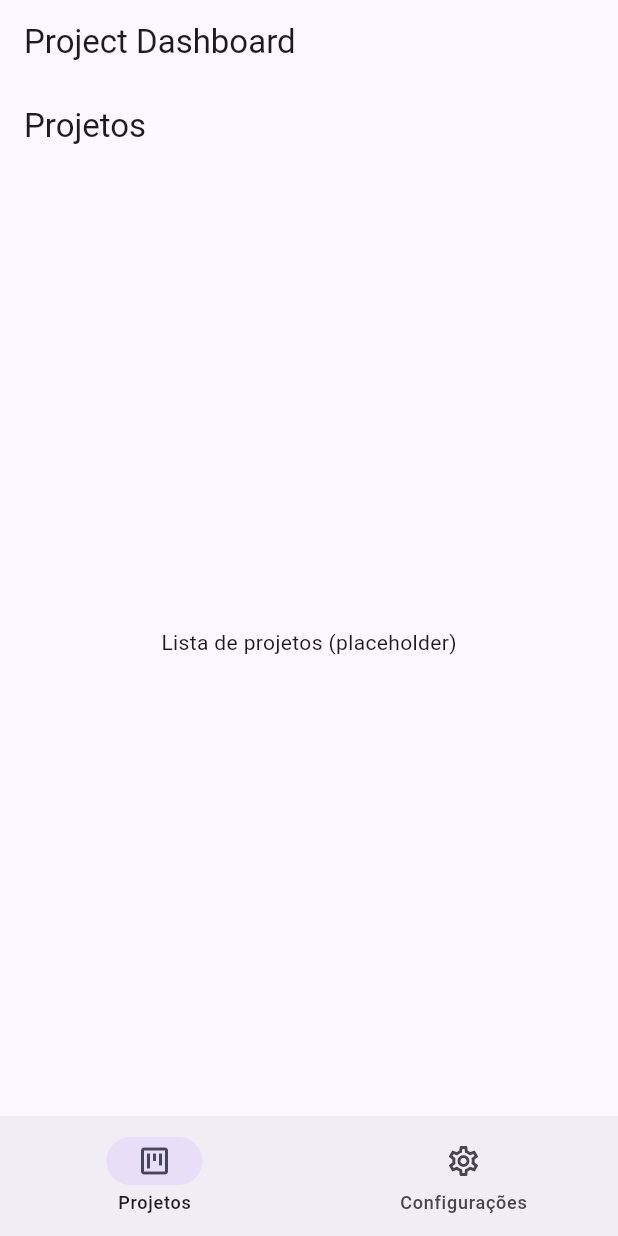
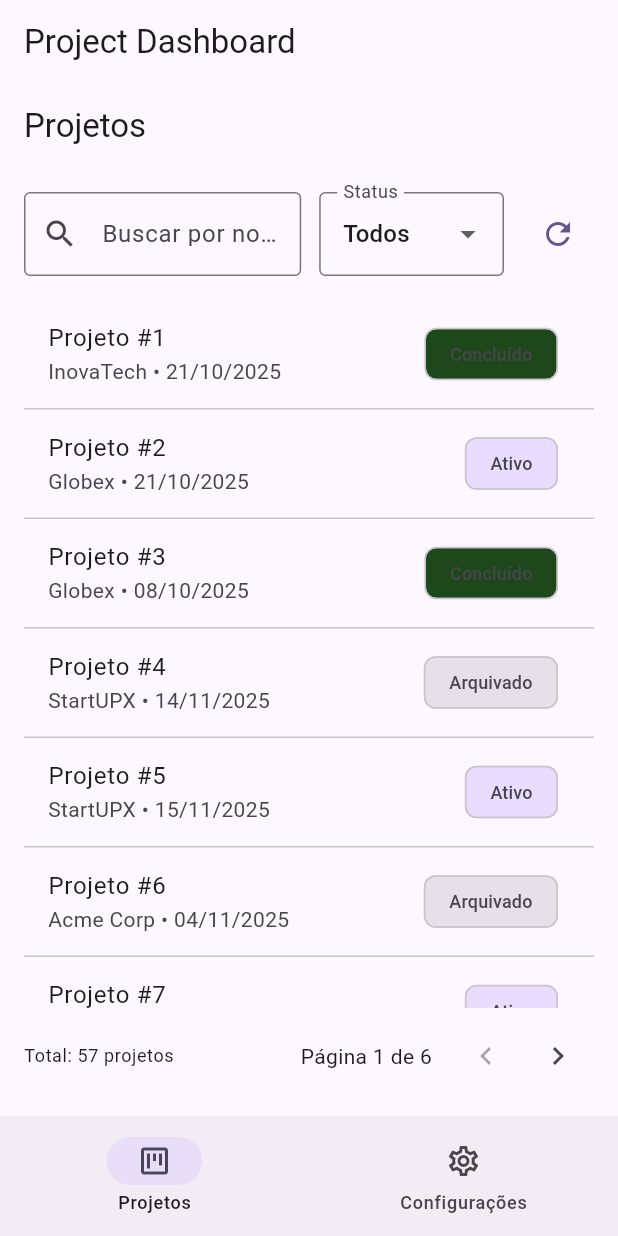
Before and after one commit to Biguelini/gestao-de-projetos-flutter, a Flutter app: the ProjectsListPage screen opened by its route, on a phone screen of 412 x 824 dp. Run offline on Flutter 3.47's test engine with Material 3 defaults, Android fonts, the phone set to English and light mode, and no system bars; our stand-ins replace go_router, shared_preferences; accounts and stored records are empty.

Commit message:
feat: implementing project list

```diff
--- a/lib/data/models/project_model.dart
+++ b/lib/data/models/project_model.dart
@@ -0,0 +1,36 @@
+class ProjectStatus {
+  static const active = 'active';
+  static const completed = 'completed';
+  static const archived = 'archived';
+
+  static const all = [active, completed, archived];
+
+  static String label(String status) {
+    switch (status) {
+      case active:
+        return 'Ativo';
+      case completed:
+        return 'Concluído';
+      case archived:
+        return 'Arquivado';
+      default:
+        return status;
+    }
+  }
+}
+
+class ProjectModel {
+  final int id;
+  final String name;
+  final String client;
+  final String status;
+  final DateTime createdAt;
+
+  ProjectModel({
+    required this.id,
+    required this.name,
+    required this.client,
+    required this.status,
+    required this.createdAt,
+  });
+}
--- a/lib/data/services/project_service.dart
+++ b/lib/data/services/project_service.dart
@@ -0,0 +1,95 @@
+import 'dart:math';
+
+import '../models/project_model.dart';
+
+class PagedResult<T> {
+  final List<T> items;
+  final int totalCount;
+  final int page;
+  final int pageSize;
+
+  PagedResult({
+    required this.items,
+    required this.totalCount,
+    required this.page,
+    required this.pageSize,
+  });
+}
+
+class ProjectService {
+  final List<ProjectModel> _allProjects = [];
+
+  ProjectService() {
+    _seedFakeData();
+  }
+
+  void _seedFakeData() {
+    if (_allProjects.isNotEmpty) return;
+
+    final random = Random();
+    final clients = [
+      'Acme Corp',
+      'Globex',
+      'InovaTech',
+      'StartUPX',
+      'Loja do Zé',
+    ];
+
+    for (int i = 1; i <= 57; i++) {
+      final statusIndex = random.nextInt(3);
+      final status = ProjectStatus.all[statusIndex];
+      final client = clients[random.nextInt(clients.length)];
+
+      _allProjects.add(
+        ProjectModel(
+          id: i,
+          name: 'Projeto #$i',
+          client: client,
+          status: status,
+          createdAt: DateTime.now().subtract(
+            Duration(days: random.nextInt(120)),
+          ),
+        ),
+      );
+    }
+  }
+
+  Future<PagedResult<ProjectModel>> fetchProjects({
+    required int page,
+    required int pageSize,
+    String? search,
+    String? status,
+  }) async {
+    await Future.delayed(const Duration(milliseconds: 500));
+
+    Iterable<ProjectModel> filtered = _allProjects;
+
+    if (search != null && search.trim().isNotEmpty) {
+      final term = search.trim().toLowerCase();
+      filtered = filtered.where(
+        (p) =>
+            p.name.toLowerCase().contains(term) ||
+            p.client.toLowerCase().contains(term),
+      );
+    }
+
+    if (status != null && status.isNotEmpty) {
+      filtered = filtered.where((p) => p.status == status);
+    }
+
+    final total = filtered.length;
+    final startIndex = (page - 1) * pageSize;
+    final endIndex = min(startIndex + pageSize, total);
+
+    final items = startIndex >= total
+        ? <ProjectModel>[]
+        : filtered.toList().sublist(startIndex, endIndex);
+
+    return PagedResult<ProjectModel>(
+      items: items,
+      totalCount: total,
+      page: page,
+      pageSize: pageSize,
+    );
+  }
+}
--- a/lib/main.dart
+++ b/lib/main.dart
@@ -1,5 +1,6 @@
 import 'package:flutter/material.dart';
 import 'package:gestao_projetos/core/theme/app_theme.dart';
+import 'package:gestao_projetos/data/services/project_service.dart';
 import 'package:provider/provider.dart';
 
 import 'url_strategy.dart';
@@ -17,6 +18,8 @@ void main() {
         ChangeNotifierProvider<AuthState>(
           create: (context) => AuthState(context.read<AuthService>()),
         ),
+
+        Provider<ProjectService>(create: (_) => ProjectService()),
       ],
       child: const MyApp(),
     ),
--- a/lib/presentation/pages/projects/projects_list_page.dart
+++ b/lib/presentation/pages/projects/projects_list_page.dart
@@ -1,18 +1,221 @@
 import 'package:flutter/material.dart';
+import 'package:provider/provider.dart';
+
+import '../../../data/models/project_model.dart';
+import '../../../data/services/project_service.dart';
+import '../../viewmodels/project_list_viewmodel.dart';
 
 class ProjectsListPage extends StatelessWidget {
   const ProjectsListPage({super.key});
 
   @override
   Widget build(BuildContext context) {
-    return Scaffold(
-      appBar: AppBar(
-        title: const Text('Projetos'),
-        automaticallyImplyLeading: false,
-      ),
-      body: const Center(
-        child: Text('Lista de projetos (placeholder)'),
+    final colorScheme = Theme.of(context).colorScheme;
+
+    return ChangeNotifierProvider<ProjectListViewModel>(
+      create: (context) => ProjectListViewModel(context.read<ProjectService>()),
+      child: Scaffold(
+        appBar: AppBar(
+          title: const Text('Projetos'),
+          automaticallyImplyLeading: false,
+        ),
+        body: Padding(
+          padding: const EdgeInsets.all(16),
+          child: Column(
+            children: [
+              _FiltersBar(colorScheme: colorScheme),
+              const SizedBox(height: 16),
+              const Expanded(child: _ProjectList()),
+              const SizedBox(height: 8),
+              const _PaginationBar(),
+            ],
+          ),
+        ),
       ),
     );
   }
 }
+
+class _FiltersBar extends StatelessWidget {
+  final ColorScheme colorScheme;
+
+  const _FiltersBar({required this.colorScheme});
+
+  @override
+  Widget build(BuildContext context) {
+    final vm = context.watch<ProjectListViewModel>();
+
+    return Row(
+      children: [
+        Expanded(
+          flex: 3,
+          child: TextField(
+            decoration: const InputDecoration(
+              labelText: 'Buscar por nome ou cliente',
+              prefixIcon: Icon(Icons.search),
+            ),
+            onChanged: vm.updateSearch,
+          ),
+        ),
+        const SizedBox(width: 12),
+
+        Expanded(
+          flex: 2,
+          child: DropdownButtonFormField<String?>(
+            value: vm.statusFilter,
+            decoration: const InputDecoration(labelText: 'Status'),
+            isExpanded: true,
+            items: [
+              const DropdownMenuItem<String?>(
+                value: null,
+                child: Text('Todos'),
+              ),
+              ...ProjectStatus.all.map(
+                (status) => DropdownMenuItem<String?>(
+                  value: status,
+                  child: Text(ProjectStatus.label(status)),
+                ),
+              ),
+            ],
+            onChanged: vm.updateStatusFilter,
+          ),
+        ),
+
+        const SizedBox(width: 12),
+
+        IconButton(
+          tooltip: 'Recarregar',
+          onPressed: vm.isLoading ? null : () => vm.refresh(),
+          icon: vm.isLoading
+              ? const SizedBox(
+                  width: 18,
+                  height: 18,
+                  child: CircularProgressIndicator(strokeWidth: 2),
+                )
+              : Icon(Icons.refresh, color: colorScheme.primary),
+        ),
+      ],
+    );
+  }
+}
+
+class _ProjectList extends StatelessWidget {
+  const _ProjectList();
+
+  @override
+  Widget build(BuildContext context) {
+    final vm = context.watch<ProjectListViewModel>();
+    final projects = vm.projects;
+
+    if (vm.isLoading && projects.isEmpty) {
+      return const Center(child: CircularProgressIndicator());
+    }
+
+    if (vm.error != null) {
+      return Center(
+        child: Column(
+          mainAxisSize: MainAxisSize.min,
+          children: [
+            Text(vm.error!),
+            const SizedBox(height: 8),
+            FilledButton(
+              onPressed: vm.refresh,
+              child: const Text('Tentar novamente'),
+            ),
+          ],
+        ),
+      );
+    }
+
+    if (projects.isEmpty) {
+      return const Center(child: Text('Nenhum projeto encontrado'));
+    }
+
+    return ListView.separated(
+      itemCount: projects.length,
+      separatorBuilder: (_, __) => const Divider(height: 1),
+      itemBuilder: (context, index) {
+        final project = projects[index];
+        return _ProjectTile(project: project);
+      },
+    );
+  }
+}
+
+class _ProjectTile extends StatelessWidget {
+  final ProjectModel project;
+
+  const _ProjectTile({required this.project});
+
+  @override
+  Widget build(BuildContext context) {
+    final colorScheme = Theme.of(context).colorScheme;
+
+    return ListTile(
+      title: Text(project.name),
+      subtitle: Text(
+        '${project.client} • '
+        '${_formatDate(project.createdAt)}',
+      ),
+      trailing: Chip(
+        label: Text(
+          ProjectStatus.label(project.status),
+          style: const TextStyle(fontSize: 12),
+        ),
+        backgroundColor: _statusColor(project.status, colorScheme),
+      ),
+    );
+  }
+
+  String _formatDate(DateTime date) {
+    return '${date.day.toString().padLeft(2, '0')}/'
+        '${date.month.toString().padLeft(2, '0')}/'
+        '${date.year}';
+  }
+
+  Color _statusColor(String status, ColorScheme cs) {
+    switch (status) {
+      case ProjectStatus.active:
+        return cs.primaryContainer;
+      case ProjectStatus.completed:
+        return const Color.fromARGB(255, 30, 71, 28);
+      case ProjectStatus.archived:
+        return cs.surfaceContainerHighest;
+      default:
+        return cs.surfaceContainerHighest;
+    }
+  }
+}
+
+class _PaginationBar extends StatelessWidget {
+  const _PaginationBar();
+
+  @override
+  Widget build(BuildContext context) {
+    final vm = context.watch<ProjectListViewModel>();
+
+    return Row(
+      mainAxisAlignment: MainAxisAlignment.spaceBetween,
+      children: [
+        Text(
+          'Total: ${vm.totalCount} projetos',
+          style: Theme.of(context).textTheme.bodySmall,
+        ),
+        Row(
+          children: [
+            Text('Página ${vm.page} de ${vm.totalPages}'),
+            const SizedBox(width: 12),
+            IconButton(
+              onPressed: vm.hasPrevPage ? vm.goToPrevPage : null,
+              icon: const Icon(Icons.chevron_left),
+            ),
+            IconButton(
+              onPressed: vm.hasNextPage ? vm.goToNextPage : null,
+              icon: const Icon(Icons.chevron_right),
+            ),
+          ],
+        ),
+      ],
+    );
+  }
+}
--- a/lib/presentation/viewmodels/project_list_viewmodel.dart
+++ b/lib/presentation/viewmodels/project_list_viewmodel.dart
@@ -0,0 +1,113 @@
+import 'dart:async';
+
+import 'package:flutter/foundation.dart';
+
+import '../../data/models/project_model.dart';
+import '../../data/services/project_service.dart';
+
+class ProjectListViewModel extends ChangeNotifier {
+  final ProjectService _service;
+
+  ProjectListViewModel(this._service) {
+    loadFirstPage();
+  }
+
+  final int _pageSize = 10;
+
+  List<ProjectModel> _projects = [];
+  int _page = 1;
+  int _totalCount = 0;
+  bool _isLoading = false;
+  String? _error;
+
+  String _search = '';
+  String? _statusFilter;
+
+  Timer? _searchDebounce;
+
+  List<ProjectModel> get projects => _projects;
+  int get page => _page;
+  int get totalCount => _totalCount;
+  int get pageSize => _pageSize;
+  bool get isLoading => _isLoading;
+  String? get error => _error;
+
+  String get search => _search;
+  String? get statusFilter => _statusFilter;
+
+  int get totalPages =>
+      (_totalCount == 0) ? 1 : ((_totalCount - 1) ~/ _pageSize) + 1;
+
+  bool get hasPrevPage => _page > 1;
+  bool get hasNextPage => _page < totalPages;
+
+  void _setLoading(bool value) {
+    _isLoading = value;
+    notifyListeners();
+  }
+
+  Future<void> loadFirstPage() async {
+    _page = 1;
+    await _loadPage();
+  }
+
+  Future<void> goToNextPage() async {
+    if (!hasNextPage) return;
+    _page++;
+    await _loadPage();
+  }
+
+  Future<void> goToPrevPage() async {
+    if (!hasPrevPage) return;
+    _page--;
+    await _loadPage();
+  }
+
+  Future<void> refresh() async {
+    await _loadPage();
+  }
+
+  void updateSearch(String value) {
+    _search = value;
+
+    _searchDebounce?.cancel();
+    _searchDebounce = Timer(const Duration(milliseconds: 400), () {
+      loadFirstPage();
+    });
+  }
+
+  void updateStatusFilter(String? status) {
+    _statusFilter = status;
+    loadFirstPage();
+  }
+
+  Future<void> _loadPage() async {
+    _setLoading(true);
+    _error = null;
+
+    try {
+      final result = await _service.fetchProjects(
+        page: _page,
+        pageSize: _pageSize,
+        search: _search,
+        status: _statusFilter,
+      );
+
+      _projects = result.items;
+      _totalCount = result.totalCount;
+    } catch (e) {
+      _error = 'Erro ao carregar projetos. Tente novamente.';
+      if (kDebugMode) {
+        print('Erro ao buscar projetos: $e');
+      }
+    } finally {
+      _setLoading(false);
+    }
+  }
+
+  @override
+  void dispose() {
+    _searchDebounce?.cancel();
+    super.dispose();
+  }
+}
```
